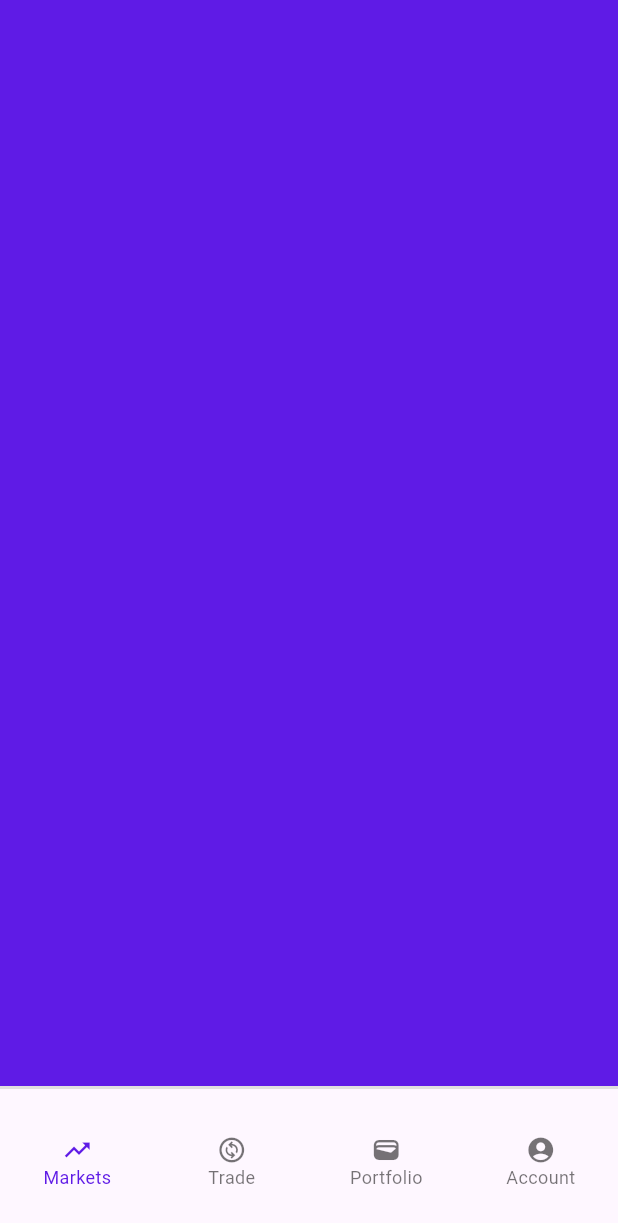
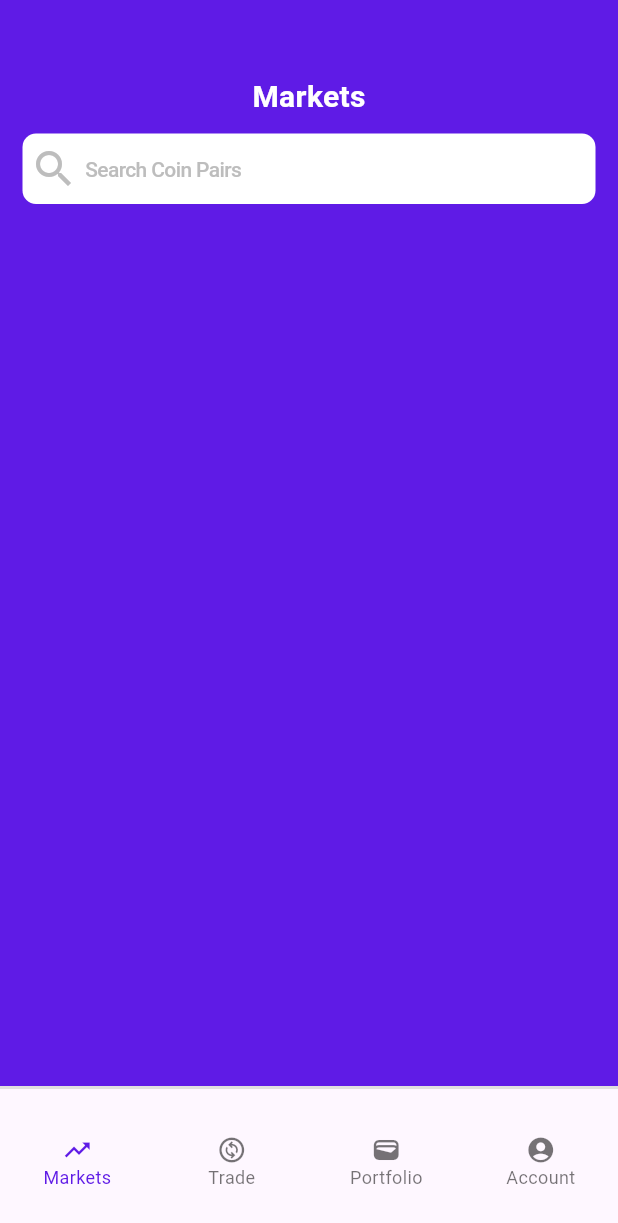
Before and after one commit to Timur-hub21/markets_list, a Flutter app: the screen it shows after launch, on a phone screen of 412 x 824 dp. Shown: the top 1223 px of the screen. Run offline on Flutter 3.47's test engine with Material 3 defaults, Android fonts, the phone set to English and light mode, and no system bars.

Commit message:
Search text field impl

```diff
--- a/lib/screens/markets_screen.dart
+++ b/lib/screens/markets_screen.dart
@@ -1,13 +1,19 @@
 import 'package:flutter/material.dart';
 import 'package:markets_list/constants/app_colors.dart';
+import 'package:markets_list/widgets/markets_screen_app_bar.dart';
 
 class MarketsScreen extends StatelessWidget {
   const MarketsScreen({super.key});
 
   @override
   Widget build(BuildContext context) {
-    return Scaffold(
+    return const Scaffold(
       backgroundColor: AppColors.blueBackgroundColor,
+      body: CustomScrollView(
+        slivers: <Widget>[
+          MarketsScreenAppBar(),
+        ],
+      ),
     );
   }
 }
```
Also changed, not shown: lib/widgets/markets_screen_app_bar.dart (added, +47 -0 lines).
